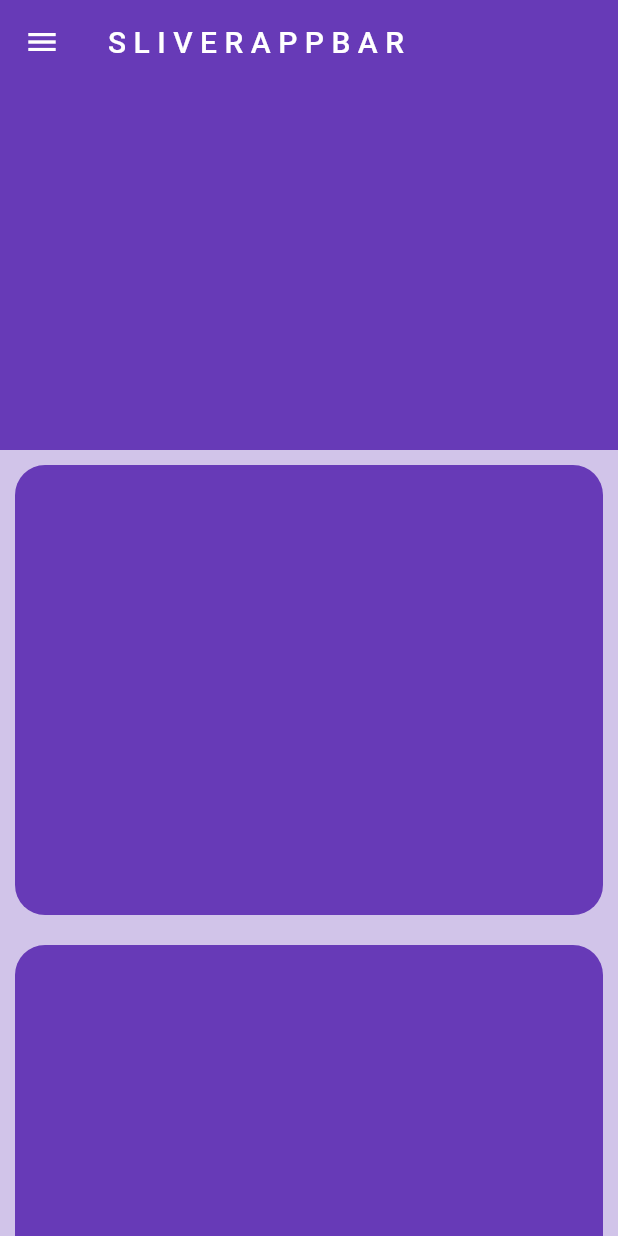
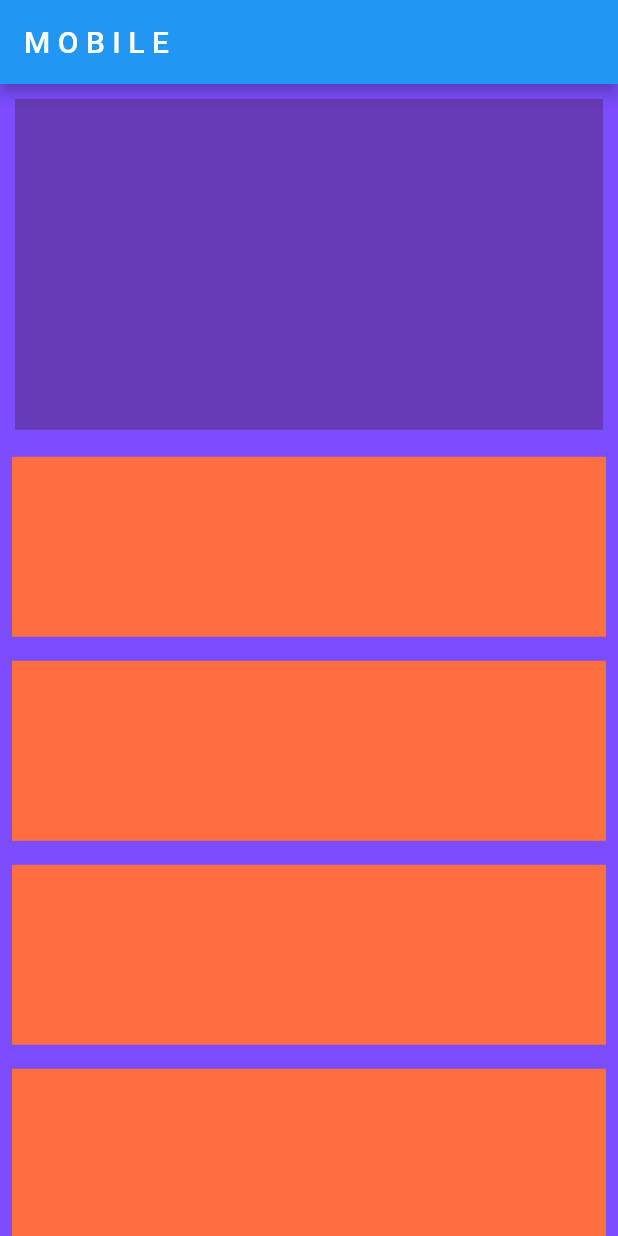
Before and after one commit to agusanwar/Flutter-UI-Design, a Flutter app: the screen it shows after launch, on a phone screen of 412 x 824 dp. Run offline on Flutter 3.47's test engine with Material 2 defaults, Android fonts, the phone set to English and light mode, and no system bars; our stand-ins replace chips_choice, convex_bottom_bar, dio, flutter_animation_progress_bar, flutter_rating_bar, liquid_progress_indicator and 3 more; missing offline and left inert: blue_thermal_printer, cupertino_stepper.

Commit message:
Responsive Layer

```diff
--- a/lib/main.dart
+++ b/lib/main.dart
@@ -1,4 +1,5 @@
 import 'package:flutter/material.dart';
+import 'package:uidesign/screens/responsive_design/responsive_design.dart';
 import 'package:uidesign/screens/sliverappbar/sliverappbar.dart';
 
 void main() {
@@ -17,6 +18,6 @@ class MyApp extends StatelessWidget {
         theme: ThemeData(
           primarySwatch: Colors.blue,
         ),
-        home: const Sliverapp());
+        home: const ResponsiveDesignScreens());
   }
 }
--- /dev/null
+++ b/lib/screens/responsive_design/responsive_design.dart
@@ -0,0 +1,24 @@
+import 'package:flutter/material.dart';
+import 'package:uidesign/screens/responsive_design/widget/responsive/desktop_body.dart';
+import 'package:uidesign/screens/responsive_design/widget/responsive/mobile_body.dart';
+import 'package:uidesign/screens/responsive_design/widget/responsive/responsive_layout.dart';
+
+class ResponsiveDesignScreens extends StatefulWidget {
+  const ResponsiveDesignScreens({super.key});
+
+  @override
+  State<ResponsiveDesignScreens> createState() =>
+      _ResponsiveDesignScreensState();
+}
+
+class _ResponsiveDesignScreensState extends State<ResponsiveDesignScreens> {
+  @override
+  Widget build(BuildContext context) {
+    return Scaffold(
+      body: ResponsiveLayout(
+        mobileBody: MobileBody(),
+        destopBody: DesktopBody(),
+      ),
+    );
+  }
+}
--- /dev/null
+++ b/lib/screens/responsive_design/widget/responsive/dimension_layout.dart
@@ -0,0 +1 @@
+const mobileWidth = 600;
--- /dev/null
+++ b/lib/screens/responsive_design/widget/responsive/mobile_body.dart
@@ -0,0 +1,42 @@
+import 'package:flutter/material.dart';
+
+class MobileBody extends StatelessWidget {
+  const MobileBody({super.key});
+
+  @override
+  Widget build(BuildContext context) {
+    return Scaffold(
+      backgroundColor: Colors.deepPurpleAccent,
+      appBar: AppBar(
+        title: Text('M O B I L E'),
+      ),
+      body: Column(
+        children: [
+          Padding(
+            padding: const EdgeInsets.all(10),
+            child: AspectRatio(
+              aspectRatio: 16 / 9,
+              child: Container(
+                color: Colors.deepPurple,
+              ),
+            ),
+          ),
+          Expanded(
+            child: ListView.builder(
+              itemCount: 8,
+              itemBuilder: (context, index) {
+                return Padding(
+                  padding: EdgeInsets.all(8),
+                  child: Container(
+                    color: Colors.deepOrangeAccent,
+                    height: 120,
+                  ),
+                );
+              },
+            ),
+          ),
+        ],
+      ),
+    );
+  }
+}
--- /dev/null
+++ b/lib/screens/responsive_design/widget/responsive/responsive_layout.dart
@@ -0,0 +1,23 @@
+import 'package:flutter/material.dart';
+import 'package:uidesign/screens/responsive_design/widget/responsive/dimension_layout.dart';
+
+class ResponsiveLayout extends StatelessWidget {
+  final mobileBody;
+  final destopBody;
+
+  const ResponsiveLayout(
+      {super.key, required this.mobileBody, required this.destopBody});
+
+  @override
+  Widget build(BuildContext context) {
+    return LayoutBuilder(
+      builder: (context, constraints) {
+        if (constraints.maxWidth < mobileWidth) {
+          return mobileBody;
+        } else {
+          return destopBody;
+        }
+      },
+    );
+  }
+}
```
Also changed, not shown: lib/screens/responsive_design/widget/responsive/desktop_body.dart (added, +55 -0 lines).
